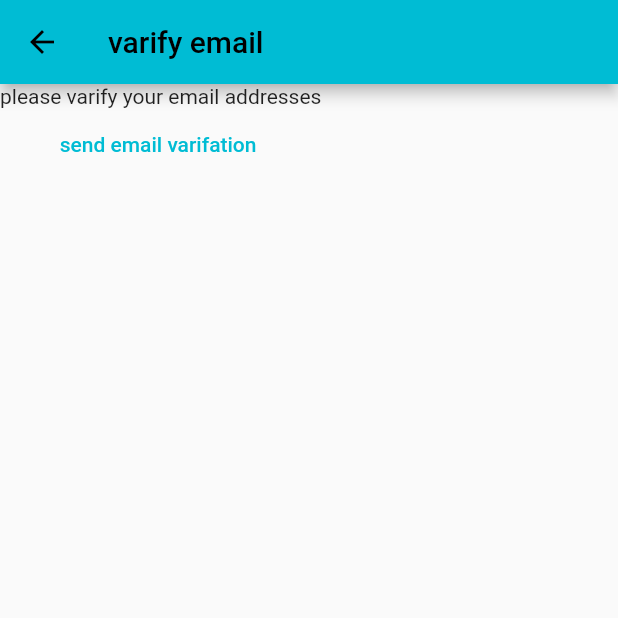
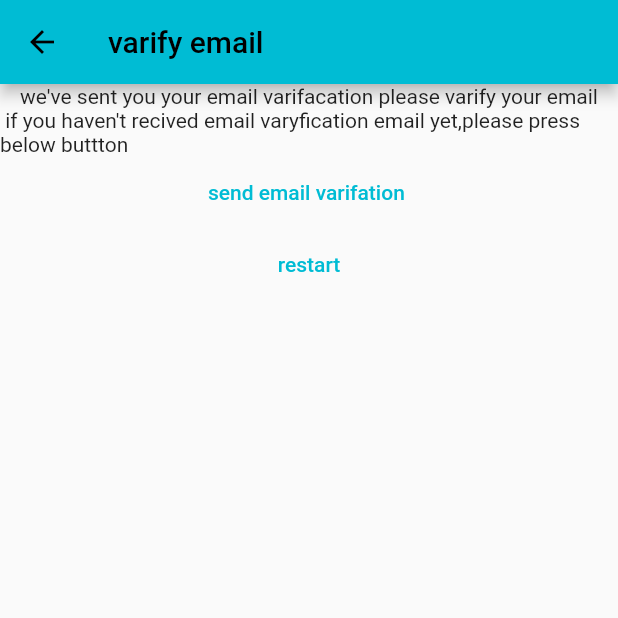
Before and after one commit to Deepak-Meena-github/flutterproject, a Flutter app: the VarifyEmailVIew screen opened directly, on a phone screen of 412 x 824 dp, the top half of it. Run offline on Flutter 3.47's test engine with Material 2 defaults, Android fonts, the phone set to English and light mode, and no system bars; our stand-ins replace firebase_auth, firebase_core; accounts and stored records are empty.

Commit message:
Error Handling in Register View, Next Screen After Registration step11

```diff
--- a/lib/constant/routes.dart
+++ b/lib/constant/routes.dart
@@ -1,3 +1,6 @@
+import 'package:flutter_authentication/screens/varify_email.dart';
+
 const loginRoute='/login/';
 const ragisterRoute='/ragister/';
 const notesRoute='/notes/';
+const verifyEmailRoute='/varify-email/';
--- a/lib/main.dart
+++ b/lib/main.dart
@@ -38,7 +38,7 @@ class MyApp extends StatelessWidget {
         loginRoute:(context)=> const LoginPage(),
         ragisterRoute:(context)=> const RegisterView(),
         notesRoute: (context)=> const  NotesView(),
-
+         verifyEmailRoute: (context)=> const VarifyEmailVIew(),
       },
     );
   }
--- a/lib/screens/varify_email.dart
+++ b/lib/screens/varify_email.dart
@@ -1,5 +1,7 @@
 import 'package:firebase_auth/firebase_auth.dart';
 import 'package:flutter/material.dart';
+
+import '../constant/routes.dart';
 
 class VarifyEmailVIew extends StatefulWidget {
   const VarifyEmailVIew({super.key});
@@ -17,13 +19,21 @@ class _VarifyEmailVIewState extends State<VarifyEmailVIew> {
       ),
       body: Column(
         children: [
-        const  Text('please varify your email addresses'),
+          const Text("we've sent you your email varifacation please varify your email"),
+        const  Text(" if you haven't recived email varyfication email yet,please press below buttton"),
           TextButton(onPressed: ()async {
             final user=FirebaseAuth.instance.currentUser;
             user?.sendEmailVerification();
 
           }, child:const Text('send email varifation '),
-          )
+          ),
+          TextButton(onPressed: ( )async {
+            await FirebaseAuth.instance.signOut();
+            // ignore: use_build_context_synchronously
+            Navigator.of(context).pushNamedAndRemoveUntil(ragisterRoute, (route) => false);
+            },
+          child:const Text('restart'),
+           )
         ]
         ),
     );
```
Also changed, not shown: lib/screens/ragister_view.dart (+19 -9 lines).
